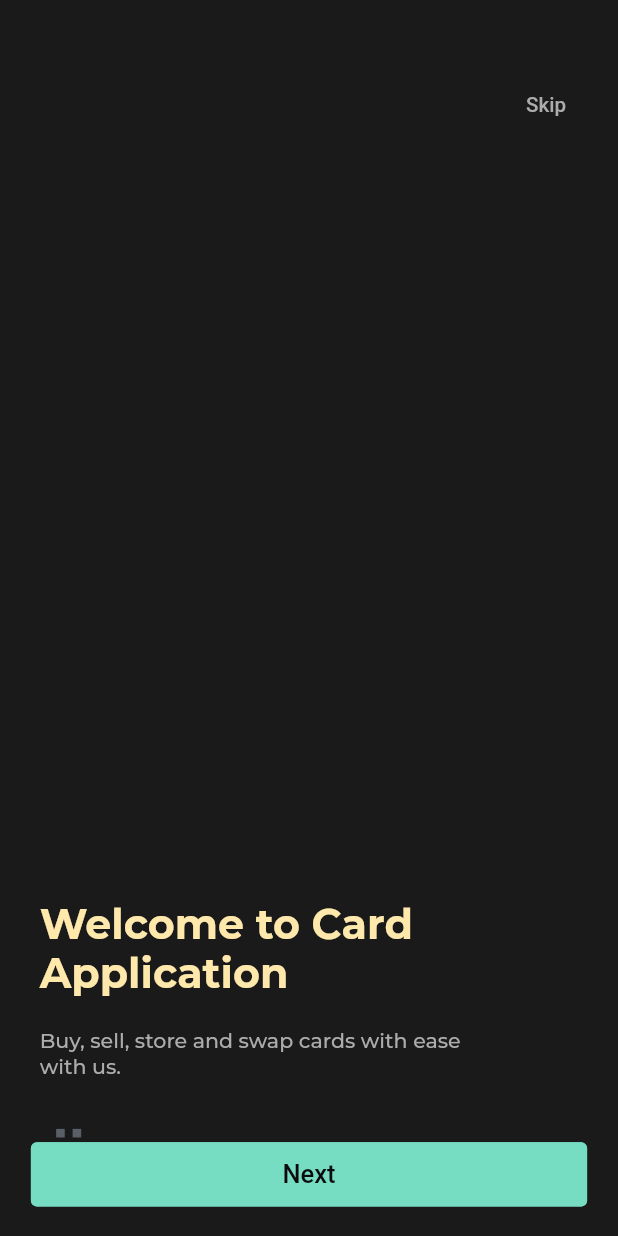
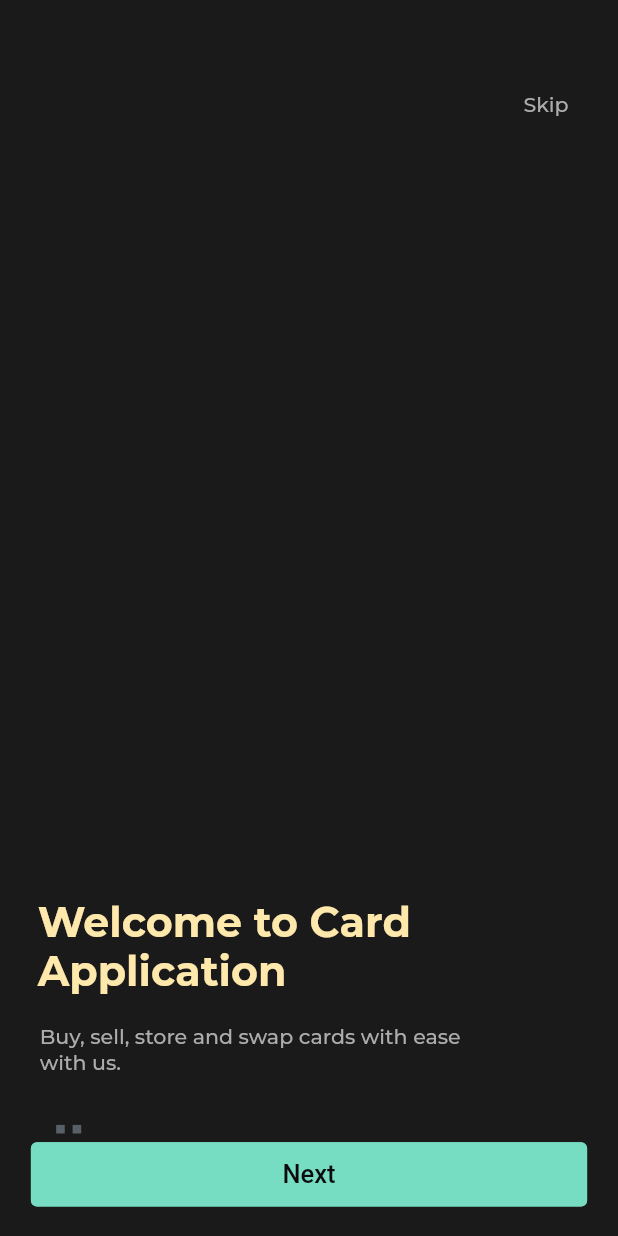
Before and after one commit to uveshmenpur/cardtrading, a Flutter app: the screen it shows after launch, after a tap on "Keep Going", on a phone screen of 412 x 824 dp. Run offline on Flutter 3.47's test engine with Material 2 defaults, Android fonts, the phone set to English and light mode, and no system bars; our stand-ins replace banner_carousel, flutter_screenutil, flutter_svg, pin_code_fields, responsive_builder, slider_button; network calls fail; project files that could hold a hidden picture were left out.

Commit message:
Text Styles updated

```diff
--- a/lib/ui/authentication/mobile/get_otp_mobile.dart
+++ b/lib/ui/authentication/mobile/get_otp_mobile.dart
@@ -94,10 +94,10 @@ class _GetOtpMobileState extends State<GetOtpMobile> {
                       text: TextSpan(
                         text: 'Did Not Receive A Code?',
                         style: TextStyles.regular,
-                        children: const [
+                        children: [
                           TextSpan(
                             text: ' RESEND',
-                            style: TextStyle(
+                            style: TextStyles.regular.copyWith(
                                 fontSize: 14, color: MyColors.primary),
                           ),
                         ],
--- a/lib/ui/authentication/mobile/helper/get_otp_button.dart
+++ b/lib/ui/authentication/mobile/helper/get_otp_button.dart
@@ -1,4 +1,5 @@
 import 'package:cardtrading/ui/utils/colors.dart';
+import 'package:cardtrading/ui/utils/text_style.dart';
 import 'package:flutter/material.dart';
 import 'package:flutter_screenutil/flutter_screenutil.dart';
 
@@ -43,10 +44,9 @@ class _GetOtpButtonState extends State<GetOtpButton> {
           children: [
             Text(
               widget.text,
-              style: const TextStyle(
+              style: TextStyles.semiBold.copyWith(
                 color: MyColors.selectedButtonText,
                 fontSize: 18,
-                fontWeight: FontWeight.w600,
               ),
             ),
             const Icon(
--- a/lib/ui/authentication/mobile/sign_in_mobile.dart
+++ b/lib/ui/authentication/mobile/sign_in_mobile.dart
@@ -30,14 +30,14 @@ class SignInMobile extends StatelessWidget {
       ///Content of the body is wrapper in SingleChildScrollView to avoid overflow when the keyboard comes up and takes half of the screen height.
       body: SingleChildScrollView(
         child: Padding(
-          padding: REdgeInsets.all(8.0.r),
+          padding: REdgeInsets.all(8.0),
           child: Column(
             mainAxisAlignment: MainAxisAlignment.start,
             mainAxisSize: MainAxisSize.max,
             crossAxisAlignment: CrossAxisAlignment.start,
             children: [
               Padding(
-                padding: REdgeInsets.all(8.0.r),
+                padding: REdgeInsets.all(8.0),
                 child: SizedBox(
                   width: 0.6.sw,
 
@@ -50,7 +50,7 @@ class SignInMobile extends StatelessWidget {
                 ),
               ),
               Padding(
-                padding: REdgeInsets.all(8.0.r),
+                padding: REdgeInsets.all(8.0),
                 child: SizedBox(
                   width: 0.9.sw,
 
--- a/lib/ui/onboarding/mobile/onboarding_mobile.dart
+++ b/lib/ui/onboarding/mobile/onboarding_mobile.dart
@@ -1,4 +1,4 @@
-import 'package:cardtrading/ui/authentication/sign_in.dart';
+import 'package:cardtrading/ui/home_screen/home_screen.dart';
 import 'package:cardtrading/ui/utils/colors.dart';
 import 'package:cardtrading/ui/utils/my_strings.dart';
 import 'package:cardtrading/ui/utils/text_style.dart';
@@ -40,11 +40,11 @@ class _OnBoardingMobileState extends State<OnBoardingMobile> {
                   TextButton(
                     child: initialPage != 3
                         ? Text('Skip',
-                        textAlign: TextAlign.start,
-                        style: TextStyle(
-                          color: MyColors.greyText,
-                          fontSize: 12.sp,
-                        ))
+                            textAlign: TextAlign.start,
+                            style: TextStyles.regular.copyWith(
+                              color: MyColors.greyText,
+                              fontSize: 12.sp,
+                            ))
                         : const Text(''),
                     onPressed: () {
                       setState(() {
@@ -62,7 +62,7 @@ class _OnBoardingMobileState extends State<OnBoardingMobile> {
               ),
               Container(
                 width: 0.7.sw,
-                padding: REdgeInsets.all(8.0.r),
+                padding: REdgeInsets.all(8.0),
                 child: Text(
                   initialPage == 1
                       ? MyStrings.onBoardingOneTitle
@@ -71,11 +71,8 @@ class _OnBoardingMobileState extends State<OnBoardingMobile> {
                           : MyStrings.onBoardingThreeTitle,
                   textAlign: TextAlign.start,
                   maxLines: 2,
-                  style: TextStyle(
-                      fontFamily: TextStyles.fontFamily,
-                      fontSize: 24.sp,
-                      fontWeight: FontWeight.bold,
-                      color: MyColors.golden),
+                  style: TextStyles.bold
+                      .copyWith(fontSize: 24.sp, color: MyColors.golden),
                 ),
               ),
               Container(
@@ -89,10 +86,8 @@ class _OnBoardingMobileState extends State<OnBoardingMobile> {
                           : MyStrings.onBoardingThreeContent,
                   textAlign: TextAlign.start,
                   maxLines: 2,
-                  style: TextStyle(
-                      fontFamily: TextStyles.fontFamily,
-                      fontSize: 12.sp,
-                      color: MyColors.greyText),
+                  style: TextStyles.regular
+                      .copyWith(fontSize: 12.sp, color: MyColors.greyText),
                 ),
               ),
               SizedBox(
@@ -148,7 +143,7 @@ class _OnBoardingMobileState extends State<OnBoardingMobile> {
                       context,
                       MaterialPageRoute(
                         builder: (BuildContext context) {
-                          return const SignIn();
+                          return const HomeScreen();
                         },
                       ),
                     );
@@ -159,11 +154,8 @@ class _OnBoardingMobileState extends State<OnBoardingMobile> {
                   label: Text(
                     'Swipe to get started',
                     textAlign: TextAlign.center,
-                    style: TextStyle(
-                        color: MyColors.primary,
-                        fontWeight: FontWeight.w500,
-                        fontFamily: 'Montserrat',
-                        fontSize: 16.sp),
+                    style: TextStyles.medium
+                        .copyWith(color: MyColors.primary, fontSize: 16.sp),
                   ),
                   child: Container(
                     color: MyColors.background,
@@ -182,9 +174,13 @@ class _OnBoardingMobileState extends State<OnBoardingMobile> {
                     child: CommonButton(
                       text: 'Next',
                       onPressed: () {
-                        setState(() {
-                          initialPage == 1 ? initialPage = 2 : initialPage = 3;
-                        },);
+                        setState(
+                          () {
+                            initialPage == 1
+                                ? initialPage = 2
+                                : initialPage = 3;
+                          },
+                        );
                       },
                     ),
                   ),
--- a/lib/ui/splashscreen/mobile/splash_screen_mobile.dart
+++ b/lib/ui/splashscreen/mobile/splash_screen_mobile.dart
@@ -2,6 +2,7 @@ import 'dart:async';
 
 import 'package:cardtrading/ui/choose_language/choose_language.dart';
 import 'package:cardtrading/ui/utils/colors.dart';
+import 'package:cardtrading/ui/utils/text_style.dart';
 import 'package:flutter/material.dart';
 
 class SplashScreenMobile extends StatefulWidget {
@@ -30,7 +31,7 @@ class _SplashScreenMobileState extends State<SplashScreenMobile> {
 
   @override
   Widget build(BuildContext context) {
-    return const Scaffold(
+    return Scaffold(
         backgroundColor: Color.fromRGBO(26, 26, 26, 1),
         body: Center(
           child: Column(
@@ -39,20 +40,16 @@ class _SplashScreenMobileState extends State<SplashScreenMobile> {
             children: [
               Text(
                 "Card",
-                style: TextStyle(
+                style: TextStyles.bold.copyWith(
                   color: MyColors.primary,
                   fontSize: 50,
-                  fontWeight: FontWeight.bold,
-                  fontFamily: 'Montserrat',
                 ),
               ),
               Text(
                 "Buy & Sell",
-                style: TextStyle(
+                style: TextStyles.regular.copyWith(
                   color: MyColors.white,
-                  fontSize: 16,
-                  fontWeight: FontWeight.normal,
-                  fontFamily: 'Montserrat',
+                  fontSize: 16
                 ),
               ),
             ],
--- a/lib/ui/utils/widget/common_text.dart
+++ b/lib/ui/utils/widget/common_text.dart
@@ -14,8 +14,7 @@ class CommonText extends StatelessWidget {
     return Text(
       text,
       textAlign: align,
-      style: TextStyle(
-        fontFamily: TextStyles.fontFamily,
+      style: TextStyles.regular.copyWith(
         fontSize: fontSize,
         color: MyColors.greyText,
         fontWeight: weight,
--- a/pubspec.yaml
+++ b/pubspec.yaml
@@ -68,6 +68,7 @@ flutter:
   # To add assets to your application, add an assets section, like this:
   assets:
     - assets/svg/
+    - assets/images/
 
   # An image asset can refer to one or more resolution-specific "variants", see
   # https://flutter.dev/assets-and-images/#resolution-aware
```
Also changed, not shown: lib/ui/home_screen/mobile/helper/home_screen_featured_collection_list.dart (added, +83 -0 lines), lib/ui/home_screen/mobile/home_screen_mobile.dart (+85 -56 lines), lib/upi/main.dart (deleted, +0 -93 lines), assets/images/Image 4@2x.png (added), assets/images/Image 4@3x.png (added), assets/images/card.png (added), assets/images/profile.jpg (added).
